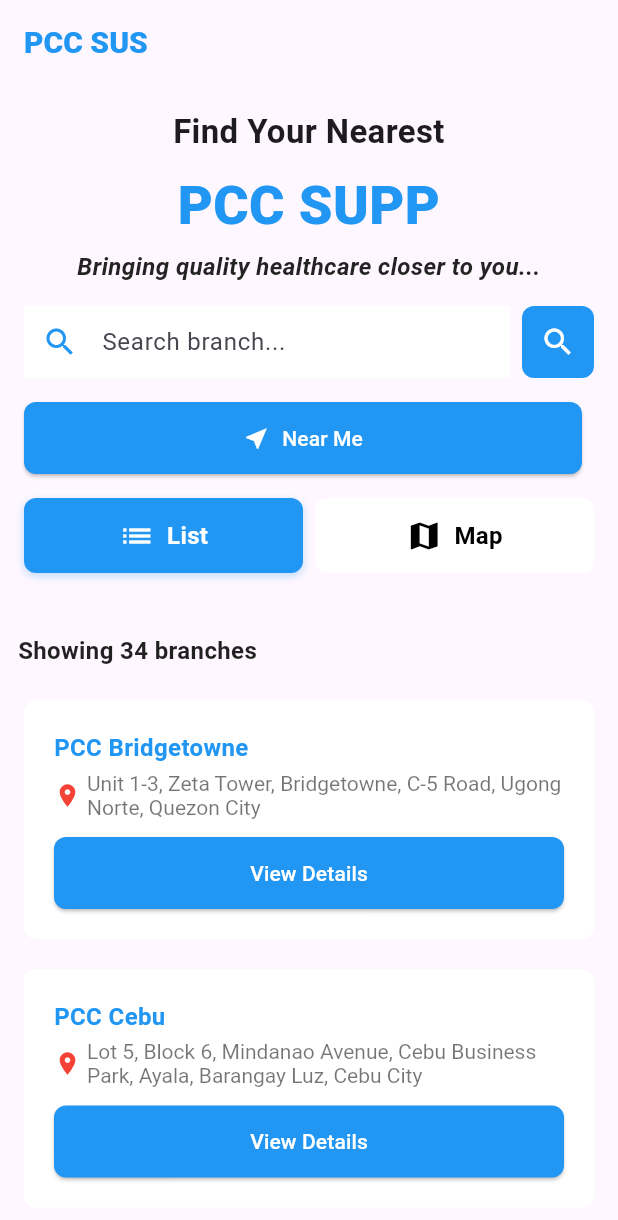
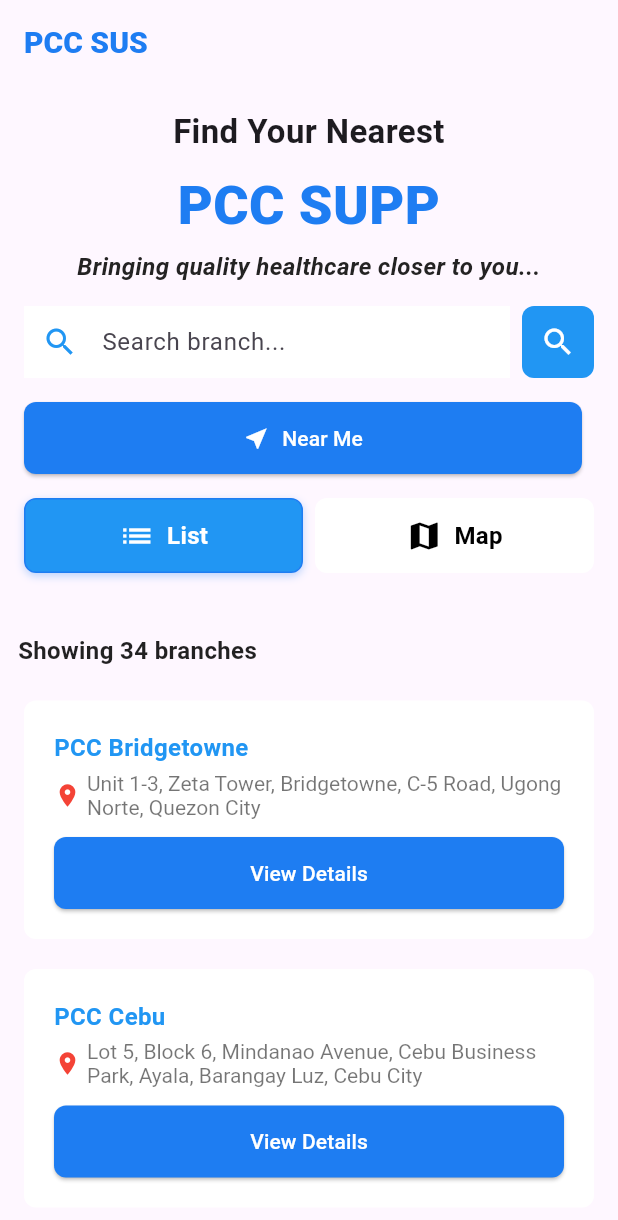
Before and after one commit to herobaceles/pcc, a Flutter app: the screen it shows after launch, after a tap on "List", on a phone screen of 412 x 824 dp. Shown: the top 1220 px of the screen. Run offline on Flutter 3.47's test engine with Material 3 defaults, Android fonts, the phone set to English and light mode, and no system bars; our stand-ins replace geolocator; missing offline and left inert: mapbox_maps_flutter.

Commit message:
change ccolor

```diff
--- a/lib/models/branch.dart
+++ b/lib/models/branch.dart
@@ -17,7 +17,8 @@ class Branch {
     required this.email,
   });
 
-  factory Branch.fromJson(Map<String, dynamic> json) => Branch(
+  factory Branch.fromJson(Map<String, dynamic> json) {
+    return Branch(
       id: json['id'],
       name: json['name'],
       address: json['address'],
@@ -27,3 +28,4 @@ class Branch {
       email: json['email'],
     );
   }
+}
--- a/lib/pages/branch_map_page.dart
+++ b/lib/pages/branch_map_page.dart
@@ -1,5 +1,4 @@
 import 'dart:convert';
-import 'dart:typed_data';
 import 'package:flutter/material.dart';
 import 'package:flutter/services.dart';
 import 'package:mapbox_maps_flutter/mapbox_maps_flutter.dart' as mapbox;
@@ -74,7 +73,7 @@ class _BranchMapPageState extends State<BranchMapPage> {
           b.latitude,
           b.longitude,
         );
-        return distance <= 10000; // 10km radius
+        return distance <= 10000;
       }).toList();
 
       filtered.sort((a, b) {
@@ -142,7 +141,7 @@ class _BranchMapPageState extends State<BranchMapPage> {
 
   Future<void> _flyToUserLocation() async {
     try {
-    setState(() => _isSearching = true); // start loading
+      setState(() => _isSearching = true);
 
       if (!await geo.Geolocator.isLocationServiceEnabled()) {
         setState(() => _isSearching = false);
@@ -177,10 +176,9 @@ class _BranchMapPageState extends State<BranchMapPage> {
     } catch (e) {
       debugPrint("Error getting location: $e");
     } finally {
-    setState(() => _isSearching = false); // stop loading
+      setState(() => _isSearching = false);
     }
   }
-
 
   Future<mapbox.Position?> _geocodeLocation(String query) async {
     const accessToken =
@@ -230,7 +228,6 @@ class _BranchMapPageState extends State<BranchMapPage> {
         );
       }
 
-      // Zoom out to show all filtered branches
       if (_mapboxMap != null && _filteredBranches.isNotEmpty) {
         double minLat = _filteredBranches.first.latitude;
         double maxLat = _filteredBranches.first.latitude;
@@ -244,11 +241,9 @@ class _BranchMapPageState extends State<BranchMapPage> {
           if (b.longitude > maxLng) maxLng = b.longitude;
         }
 
-        // Center coordinates
         final centerLat = (minLat + maxLat) / 2;
         final centerLng = (minLng + maxLng) / 2;
 
-        // Estimate zoom level based on distance (simplified)
         final latDiff = maxLat - minLat;
         final lngDiff = maxLng - minLng;
         double zoom = 12 - (latDiff + lngDiff) * 10;
@@ -274,13 +269,12 @@ class _BranchMapPageState extends State<BranchMapPage> {
       appBar: AppBar(
         title: const Text("PCC SUS", style: TextStyle(fontWeight: FontWeight.w900, fontSize: 20)),
         backgroundColor: Colors.transparent,
-        foregroundColor: Colors.blue,
+        foregroundColor: Color(0xFF1E7DF2),
         elevation: 0,
       ),
       body: SafeArea(
         child: Column(
           children: [
-            // Header & Search
             Padding(
               padding: const EdgeInsets.all(16),
               child: Column(
@@ -288,7 +282,7 @@ class _BranchMapPageState extends State<BranchMapPage> {
                 children: [
                   const Text("Find Your Nearest", textAlign: TextAlign.center, style: TextStyle(fontSize: 22, fontWeight: FontWeight.bold)),
                   const SizedBox(height: 8),
-                  const Text("PCC SUPP", textAlign: TextAlign.center, style: TextStyle(fontSize: 36, fontWeight: FontWeight.w900, color: Colors.blue)),
+                  const Text("PCC SUPP", textAlign: TextAlign.center, style: TextStyle(fontSize: 36, fontWeight: FontWeight.w900, color: Color(0xFF1E7DF2))),
                   const SizedBox(height: 4),
                   const Text(
                     "Bringing quality healthcare closer to you...",
@@ -296,30 +290,24 @@ class _BranchMapPageState extends State<BranchMapPage> {
                     style: TextStyle(fontSize: 16, color: Color(0xFF242323), fontWeight: FontWeight.w600, fontStyle: FontStyle.italic, height: 1.4),
                   ),
                   const SizedBox(height: 16),
-
                   sf.SearchField(
                     onChanged: (val) {
-    // Update search query immediately to filter list
                       setState(() => _searchQuery = val.trim());
                     },
                     onSubmitted: (val) async {
                       final query = val.trim();
                       if (query.isEmpty || query == _lastMapSearchQuery || _mapboxMap == null) return;
-
-    setState(() => _isSearching = true); // show loading
-
+                      setState(() => _isSearching = true);
                       final pos = await _geocodeLocation(query);
                       if (pos != null) {
                         await _flyToLocation(pos);
                         _lastMapSearchQuery = query;
                       }
                       await _safeUpdateMarkers();
-    setState(() => _isSearching = false); // hide loading
+                      setState(() => _isSearching = false);
                     },
                   ),
-
                   const SizedBox(height: 16),
-
                   Row(
                     children: [
                       Expanded(
@@ -339,18 +327,17 @@ class _BranchMapPageState extends State<BranchMapPage> {
                           },
                           style: ElevatedButton.styleFrom(
                             backgroundColor: Colors.white,
-                            foregroundColor: Colors.blue,
+                            foregroundColor: Color(0xFF1E7DF2),
                             padding: const EdgeInsets.symmetric(vertical: 10, horizontal: 20),
                             shape: RoundedRectangleBorder(borderRadius: BorderRadius.circular(4)),
                             elevation: 6,
-                            shadowColor: Colors.blue,
+                            shadowColor: Color(0xFF1E7DF2),
                           ),
-                          child: const Text("View All", style: TextStyle(fontWeight: FontWeight.bold, color: Colors.blue)),
+                          child: const Text("View All", style: TextStyle(fontWeight: FontWeight.bold, color: Color(0xFF1E7DF2))),
                         ),
                     ],
                   ),
                   const SizedBox(height: 16),
-
                   ToggleChips(
                     showMap: _showMap,
                     onToggle: (val) {
@@ -363,8 +350,6 @@ class _BranchMapPageState extends State<BranchMapPage> {
                 ],
               ),
             ),
-
-            // Map & List
             Expanded(
               child: Stack(
                 children: [
@@ -388,7 +373,6 @@ class _BranchMapPageState extends State<BranchMapPage> {
                       },
                     ),
                   ),
-
                   Offstage(
                     offstage: _showMap,
                     child: bl.BranchList(
@@ -399,7 +383,6 @@ class _BranchMapPageState extends State<BranchMapPage> {
                       highlightTextBuilder: highlightText,
                     ),
                   ),
-
                   if (_isSearching)
                     Container(
                       color: Colors.black26,
--- a/lib/widgets/action_buttons.dart
+++ b/lib/widgets/action_buttons.dart
@@ -8,12 +8,12 @@ class ActionButtons extends StatelessWidget {
   @override
   Widget build(BuildContext context) {
     return SizedBox(
-      width: double.infinity, // Make the button full width
+      width: double.infinity,
       child: ElevatedButton.icon(
         icon: const Icon(Icons.near_me),
         label: const Text("Near Me"),
         style: ElevatedButton.styleFrom(
-          backgroundColor: Colors.blue,
+          backgroundColor: Color(0xFF1E7DF2),
           foregroundColor: Colors.white,
           padding: const EdgeInsets.symmetric(vertical: 14),
           shape: RoundedRectangleBorder(borderRadius: BorderRadius.circular(8)),
--- a/lib/widgets/toggle_chips.dart
+++ b/lib/widgets/toggle_chips.dart
@@ -46,11 +46,11 @@ class ToggleChips extends StatelessWidget {
         decoration: BoxDecoration(
           color: selected ? Colors.blue : Colors.white,
           borderRadius: BorderRadius.circular(8),
-          border: selected ? Border.all(color: Colors.blue) : null,
+          border: selected ? Border.all(color: Color(0xFF1E7DF2)) : null,
           boxShadow: selected
               ? [
                   BoxShadow(
-                    color: Colors.blue.withOpacity(0.3),
+                    color: Color(0xFF1E7DF2).withOpacity(0.3),
                     blurRadius: 4,
                     offset: const Offset(0, 2),
                   )
```
Also changed, not shown: lib/widgets/branch_list.dart (+5 -5 lines). Lines whose indentation alone changed are shown as unchanged.
